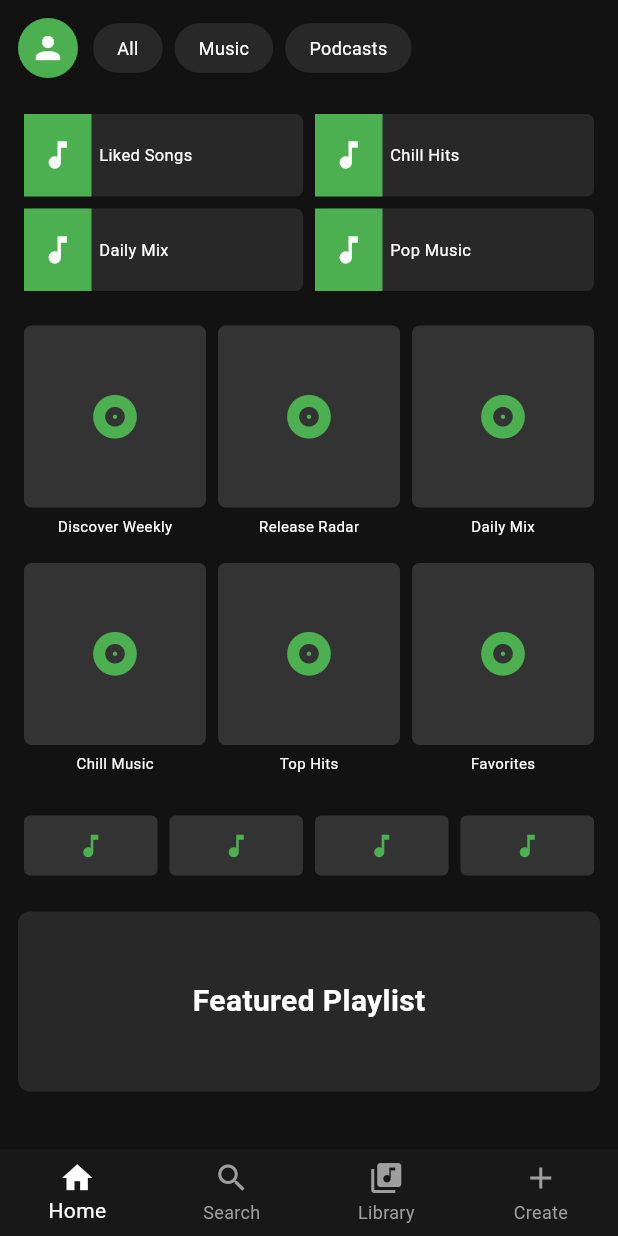
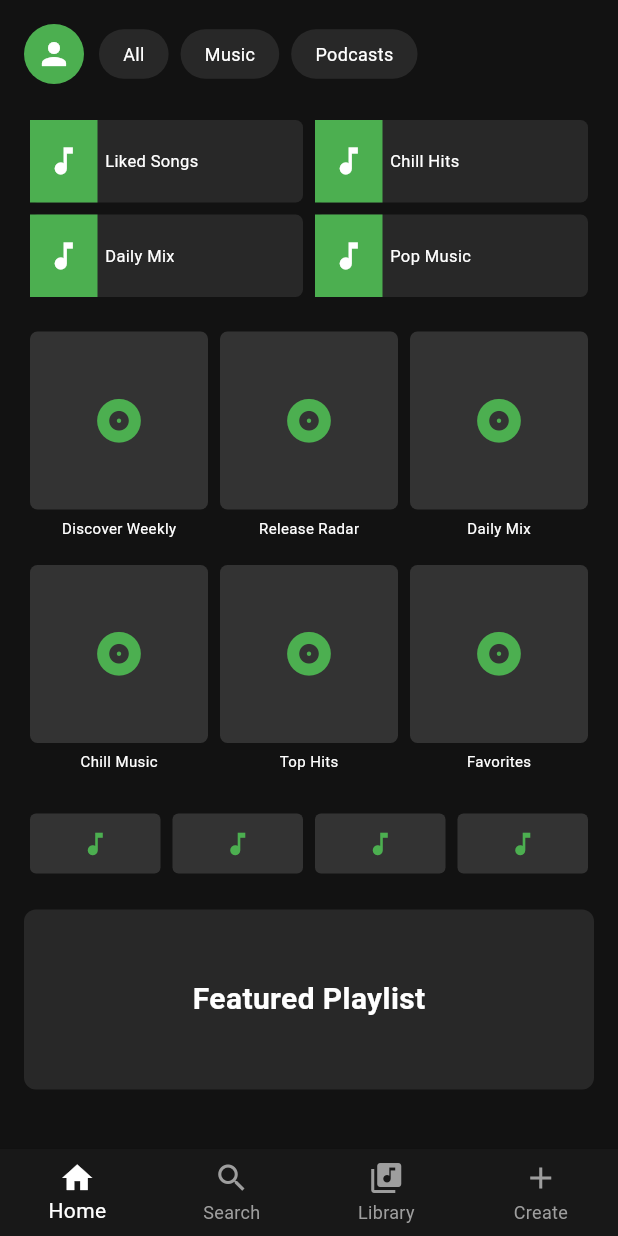
Before and after one commit to nonoyjuswa/Spotify_Proj, a Flutter app: the screen it shows after launch, on a phone screen of 412 x 824 dp. Run offline on Flutter 3.47's test engine with Material 3 defaults, Android fonts, the phone set to English and light mode, and no system bars.

Commit message:
Separated the app_drawer, profile_avatar, and constants. Still need to update the paddings.

```diff
--- /dev/null
+++ b/lib/constants.dart
@@ -0,0 +1,2 @@
+const double kPagePadding = 16;
+const double kAvatarRadius = 20;
--- a/lib/main.dart
+++ b/lib/main.dart
@@ -1,8 +1,8 @@
 import 'package:flutter/material.dart';
-import 'addAccount.dart';
-import 'premium.dart';
 import 'search.dart';
-import 'pofile.dart';
+import 'app_drawer.dart';
+import 'profile_avatar.dart';
+import 'constants.dart';
 
 void main() {
   runApp(MaterialApp(
@@ -33,71 +33,7 @@ class _MainShellState extends State<MainShell> {
     return Scaffold(
       backgroundColor: Color(0xFF121212),
 
-      drawer: Drawer(
-        backgroundColor: Color(0xFF181818),
-        child: ListView(
-          padding: EdgeInsets.zero,
-          children: [
-            GestureDetector(
-              onTap: () {
-                Navigator.pop(context); // close drawer first
-                Navigator.push(
-                  context,
-                  MaterialPageRoute(builder: (_) => ProfilePage()),
-                );
-              },
-              child: DrawerHeader(
-                child: Row(
-                  children: [
-                    CircleAvatar(
-                      radius: 28,
-                      backgroundColor: Colors.green,
-                      child: Icon(Icons.person, color: Colors.white),
-                    ),
-                    SizedBox(width: 12),
-                    Column(
-                      mainAxisAlignment: MainAxisAlignment.center,
-                      crossAxisAlignment: CrossAxisAlignment.start,
-                      children: [
-                        Text(
-                          'Nonoy',
-                          style: TextStyle(color: Colors.white, fontSize: 20),
-                        ),
-                        Text(
-                          'View profile',
-                          style: TextStyle(color: Colors.grey, fontSize: 12),
-                        ),
-                      ],
-                    ),
-                  ],
-                ),
-              ),
-            ),
-            ListTile(
-              leading: Icon(Icons.person_add, color: Colors.white),
-              title: Text('Add account', style: TextStyle(color: Colors.white)),
-              onTap: () {
-                Navigator.pop(context); // close drawer first
-                Navigator.push(
-                  context,
-                  MaterialPageRoute(builder: (_) => AddAccountPage()),
-                );
-              },
-            ),
-            ListTile(
-              leading: Icon(Icons.workspace_premium, color: Colors.white),
-              title: Text('Premium', style: TextStyle(color: Colors.white)),
-              onTap: () {
-                Navigator.pop(context);
-                Navigator.push(
-                  context,
-                  MaterialPageRoute(builder: (_) => PremiumPage()),
-                );
-              },
-            ),
-          ],
-        ),
-      ),
+      drawer: AppDrawer(),
 
       body: pages[currentIndex],
 
@@ -131,21 +67,14 @@ class SpotifyHome extends StatelessWidget {
     return SafeArea(
         child: SingleChildScrollView(
           child: Padding(
-            padding: EdgeInsets.all(12),
+            padding: EdgeInsets.all(kPagePadding),
             child: Column(
               children: [
 
                 // TOP PROFILE AND CATEGORIES
                 Row(
                   children: [
-                    GestureDetector(
-                      onTap: () => Scaffold.of(context).openDrawer(),
-                      child: CircleAvatar(
-                        radius: 20,
-                        backgroundColor: Colors.green,
-                        child: Icon(Icons.person, color: Colors.white),
-                      ),
-                    ),
+                    ProfileAvatar(),
                     SizedBox(width: 10),
                     category("All"),
                     category("Music"),
--- /dev/null
+++ b/lib/profile_avatar.dart
@@ -0,0 +1,18 @@
+import 'package:flutter/material.dart';
+import 'constants.dart';
+
+class ProfileAvatar extends StatelessWidget {
+  const ProfileAvatar({super.key});
+
+  @override
+  Widget build(BuildContext context) {
+    return GestureDetector(
+      onTap: () => Scaffold.of(context).openDrawer(),
+      child: CircleAvatar(
+        radius: kAvatarRadius,
+        backgroundColor: Colors.green,
+        child: Icon(Icons.person, color: Colors.white),
+      ),
+    );
+  }
+}
```
Also changed, not shown: lib/app_drawer.dart (added, +73 -0 lines), lib/search.dart (+8 -18 lines).
